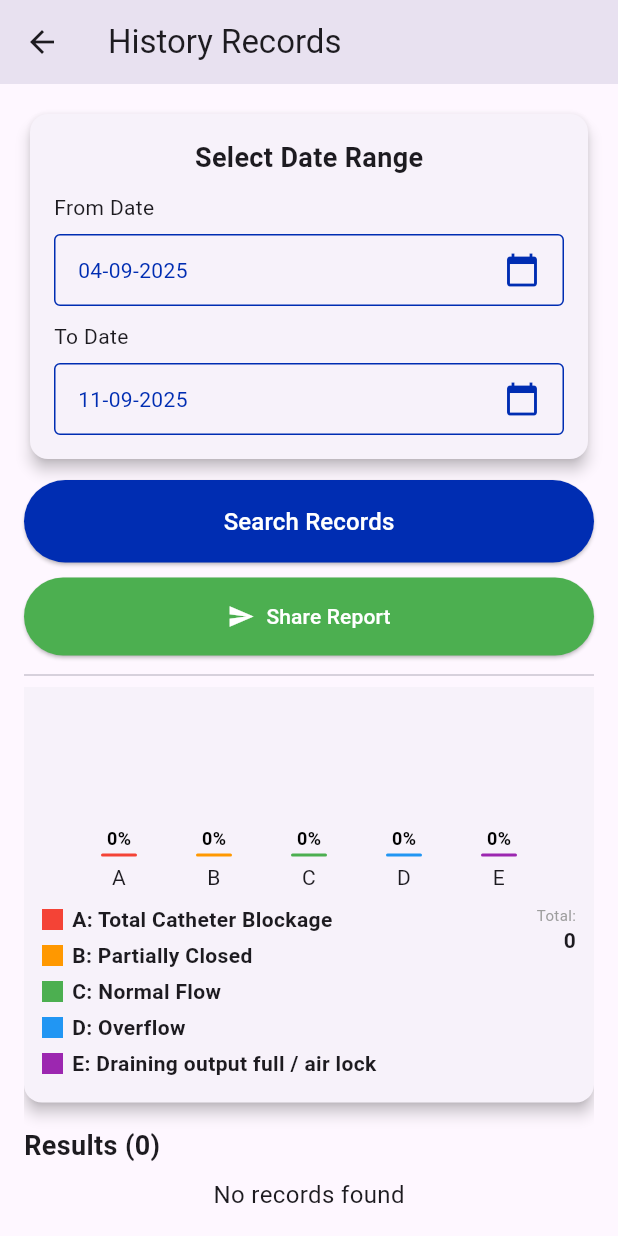
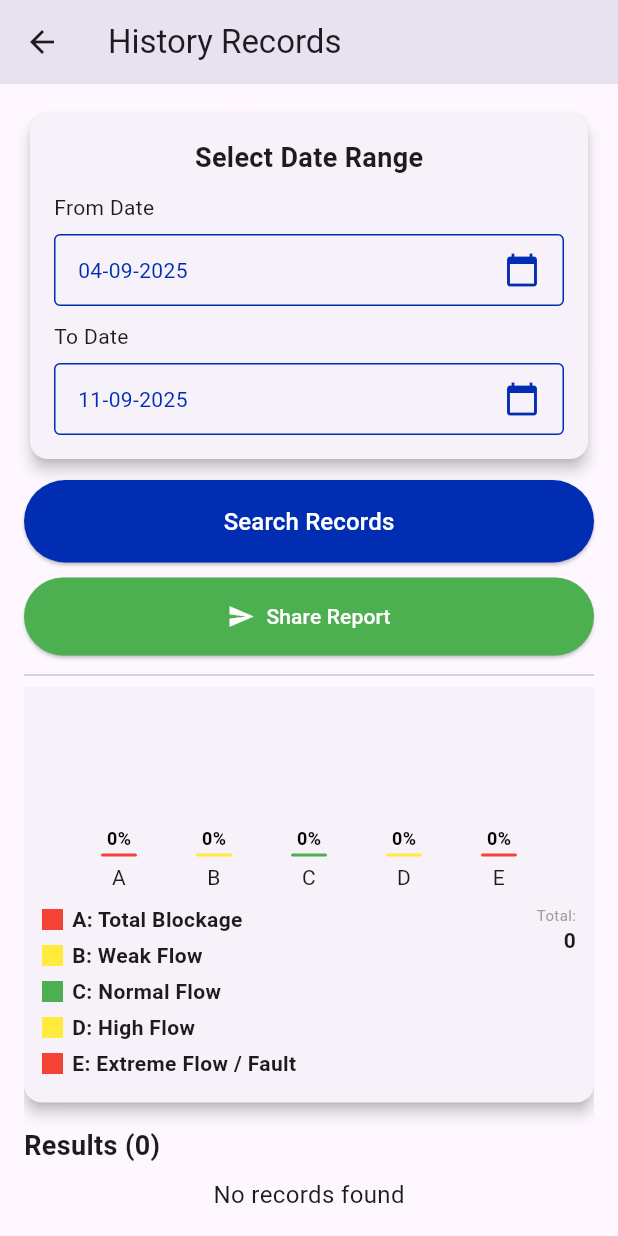
Before and after one commit to ihabco/ebladder, a Flutter app: the HistoryPage screen opened directly, scrolled down 86 dp, on a phone screen of 412 x 824 dp. Run offline on Flutter 3.47's test engine with Material 3 defaults, Android fonts, the light colour scheme and no system bars; our stand-ins replace animated_text_kit, flutter_blue_plus, pdf, printing, share_plus, sqflite; accounts and stored records are empty.

Commit message:
modified the design in the history page and removed the word estimted from the app

```diff
--- a/lib/history_page.dart
+++ b/lib/history_page.dart
@@ -102,7 +102,6 @@ class _HistoryPageState extends State<HistoryPage> {
     final dateFormat = DateFormat('dd-MM-yyyy');
 
     PdfColor getStatusColor(int groundValue) {
-
       if (groundValue >= 0 && groundValue <= 18) {
         return PdfColors.red;
       } else if (groundValue >= 19 && groundValue <= 72) {
@@ -159,7 +158,7 @@ class _HistoryPageState extends State<HistoryPage> {
                   pw.Padding(
                     padding: const pw.EdgeInsets.all(4),
                     child: pw.Text(
-                      'Estimated Hits Sensing',
+                      'Hits Sensing',
                       style: pw.TextStyle(fontWeight: pw.FontWeight.bold),
                     ),
                   ),
@@ -237,29 +236,29 @@ class _HistoryPageState extends State<HistoryPage> {
   Widget _buildHistogram() {
     final categories = [
       HistogramCategory(
-        'A: Total Catheter Blockage',
+        'A: Total Blockage',
         Colors.red,
-        (volml) => volml == 0,
+        (volml) => volml >= 0 && volml <= 18,
       ),
       HistogramCategory(
-        'B: Partially Closed',
-        Colors.orange,
-        (volml) => volml > 0 && volml < 10,
+        'B: Weak Flow',
+        Colors.yellow,
+        (volml) => volml >= 19 && volml <= 72,
       ),
       HistogramCategory(
         'C: Normal Flow',
         Colors.green,
-        (volml) => volml >= 10 && volml < 40,
+        (volml) => volml >= 73 && volml <= 216,
       ),
       HistogramCategory(
-        'D: Overflow',
-        Colors.blue,
-        (volml) => volml >= 40 && volml < 50,
+        'D: High Flow',
+        Colors.yellow,
+        (volml) => volml >= 217 && volml <= 306,
       ),
       HistogramCategory(
-        'E: Draining output full / air lock',
-        Colors.purple,
-        (volml) => volml >= 50,
+        'E: Extreme Flow / Fault',
+        Colors.red,
+        (volml) => volml >= 307,
       ),
     ];
 
@@ -689,15 +688,34 @@ class _HistoryPageState extends State<HistoryPage> {
         } */
 
         return ListTile(
-          title: Text(
-            _displayFormat.format(DateTime.parse(record['datetime'])),
+          title: Column(
+            crossAxisAlignment: CrossAxisAlignment.start,
+            children: [
+              Text(_displayFormat.format(DateTime.parse(record['datetime']))),
+              SizedBox(height: 4),
+              Text(
+                'Battery: ${record['battery']}V',
+                style: TextStyle(fontSize: 14, color: Colors.grey[600]),
               ),
-          subtitle: Text(
-            'Battery: ${record['battery']}V | Estimated Hits Sensing: ${record['estimated_volml']}',
+            ],
           ),
-          trailing: Text(
+          subtitle: Row(
+            children: [
+              Expanded(
+                child: Text(
+                  'Hits Sensing: ${record['estimated_volml']}',
+                  style: TextStyle(fontSize: 14),
+                ),
+              ),
+              Text(
                 record['status'] ?? 'N/A',
-            style: TextStyle(color: statusColor, fontWeight: FontWeight.bold),
+                style: TextStyle(
+                  color: statusColor,
+                  fontWeight: FontWeight.bold,
+                  fontSize: 14,
+                ),
+              ),
+            ],
           ),
         );
       },
```
Also changed, not shown: lib/home_page.dart (+4 -4 lines). Lines whose indentation alone changed are shown as unchanged.
